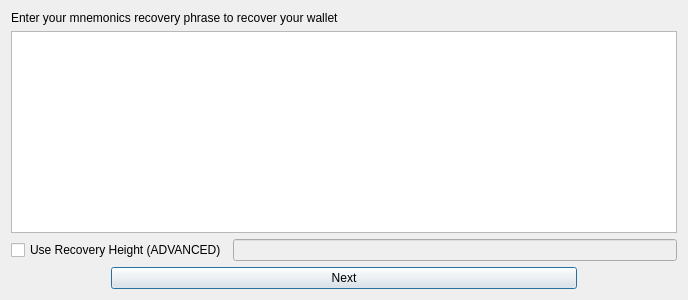
First picture: the form in src/qt/forms/entermnemonics.ui, repository PRCYCoin/DAPSCoin, before the edit.
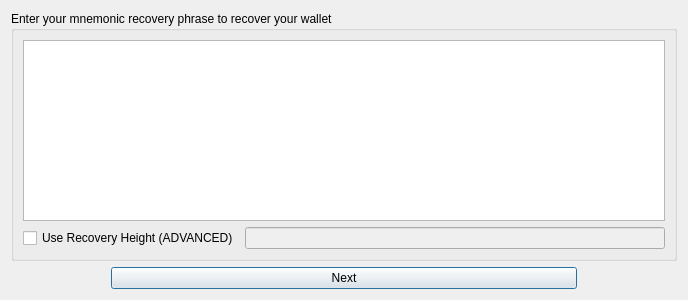
Second picture: the form after the edit.

Commit message: qt: adjust import/recovery dialogs

```diff
--- a/src/qt/forms/entermnemonics.ui
+++ b/src/qt/forms/entermnemonics.ui
@@ -21,15 +21,11 @@
   </property>
   <layout class="QVBoxLayout" name="verticalLayout">
    <item>
-    <widget class="QLabel" name="label">
-     <property name="autoFillBackground">
-      <bool>false</bool>
+    <widget class="QGroupBox" name="groupBox">
+     <property name="title">
+      <string>Enter your mnemonic recovery phrase to recover your wallet</string>
      </property>
-     <property name="text">
-      <string>Enter your mnemonics recovery phrase to recover your wallet</string>
-     </property>
-    </widget>
-   </item>
+     <layout class="QVBoxLayout" name="verticalLayout_2">
    <item>
     <widget class="QTextEdit" name="mnemonics"/>
    </item>
@@ -50,6 +46,9 @@
       </widget>
      </item>
     </layout>
+      </item>
+     </layout>
+    </widget>
    </item>
    <item>
     <layout class="QHBoxLayout" name="horizontalLayout_5">
```
Left out of the diff: 3 changed lines with no effect on the pictures. Lines whose indentation alone changed are shown as unchanged. The commit also changes 1 other file.
